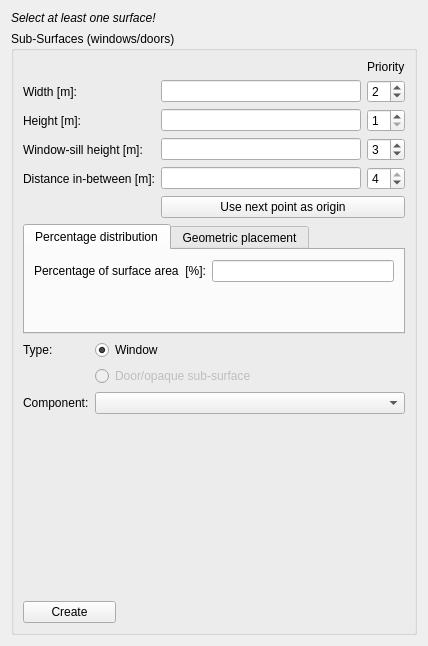
Old version of the form SIM-VICUS/src/SVPropAddWindowWidget.ui in the repository ghorwin/SIM-VICUS.
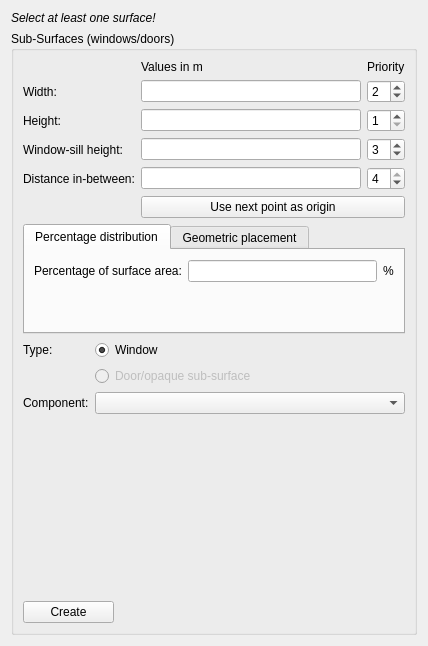
New version of the form. Custom widgets are drawn as their Qt base class.

What changed in the file:
```diff
--- a/SIM-VICUS/src/SVPropAddWindowWidget.ui
+++ b/SIM-VICUS/src/SVPropAddWindowWidget.ui
@@ -51,16 +51,6 @@
           <string>Percentage distribution</string>
          </attribute>
          <layout class="QGridLayout" name="gridLayout_5">
-          <item row="0" column="0">
-           <widget class="QLabel" name="label_8">
-            <property name="text">
-             <string>Percentage of surface area  [%]:</string>
-            </property>
-           </widget>
-          </item>
-          <item row="0" column="1">
-           <widget class="QtExt::ValidatingLineEdit" name="lineEditWindowPercentage"/>
-          </item>
           <item row="1" column="0">
            <spacer name="verticalSpacer_5">
             <property name="orientation">
@@ -77,6 +67,23 @@
             </property>
            </spacer>
           </item>
+          <item row="0" column="1">
+           <widget class="QtExt::ValidatingLineEdit" name="lineEditWindowPercentage"/>
+          </item>
+          <item row="0" column="0">
+           <widget class="QLabel" name="label_8">
+            <property name="text">
+             <string>Percentage of surface area:</string>
+            </property>
+           </widget>
+          </item>
+          <item row="0" column="2">
+           <widget class="QLabel" name="label_12">
+            <property name="text">
+             <string>%</string>
+            </property>
+           </widget>
+          </item>
          </layout>
         </widget>
         <widget class="QWidget" name="tab_2">
@@ -117,7 +124,7 @@
         <item row="1" column="0">
          <widget class="QLabel" name="label">
           <property name="text">
-           <string>Width [m]:</string>
+           <string>Width:</string>
           </property>
          </widget>
         </item>
@@ -134,7 +141,7 @@
         <item row="2" column="0">
          <widget class="QLabel" name="label_2">
           <property name="text">
-           <string>Height [m]:</string>
+           <string>Height:</string>
           </property>
          </widget>
         </item>
@@ -170,7 +177,7 @@
         <item row="3" column="0">
          <widget class="QLabel" name="label_3">
           <property name="text">
-           <string>Window-sill height [m]:</string>
+           <string>Window-sill height:</string>
           </property>
          </widget>
         </item>
@@ -190,7 +197,7 @@
         <item row="4" column="0">
          <widget class="QLabel" name="label_4">
           <property name="text">
-           <string>Distance in-between [m]:</string>
+           <string>Distance in-between:</string>
           </property>
          </widget>
         </item>
@@ -224,6 +231,13 @@
           </property>
          </widget>
         </item>
+        <item row="0" column="1">
+         <widget class="QLabel" name="label_11">
+          <property name="text">
+           <string>Values in m</string>
+          </property>
+         </widget>
+        </item>
        </layout>
       </item>
       <item row="5" column="2">
```
Left out of the diff: 21 changed lines with no effect on the pictures.
